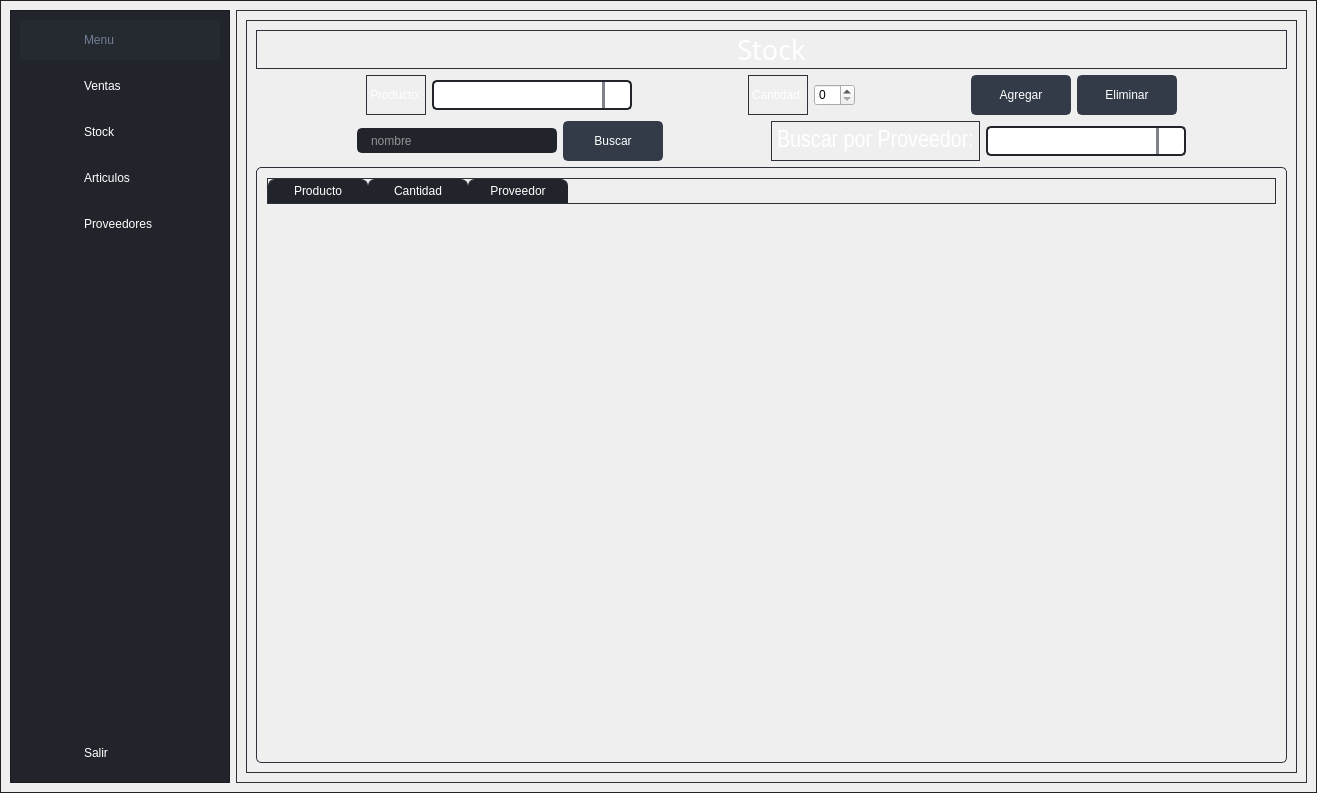
Old version of the form Views/Principal.ui in the repository Ryderd20/Gestor-Stock.
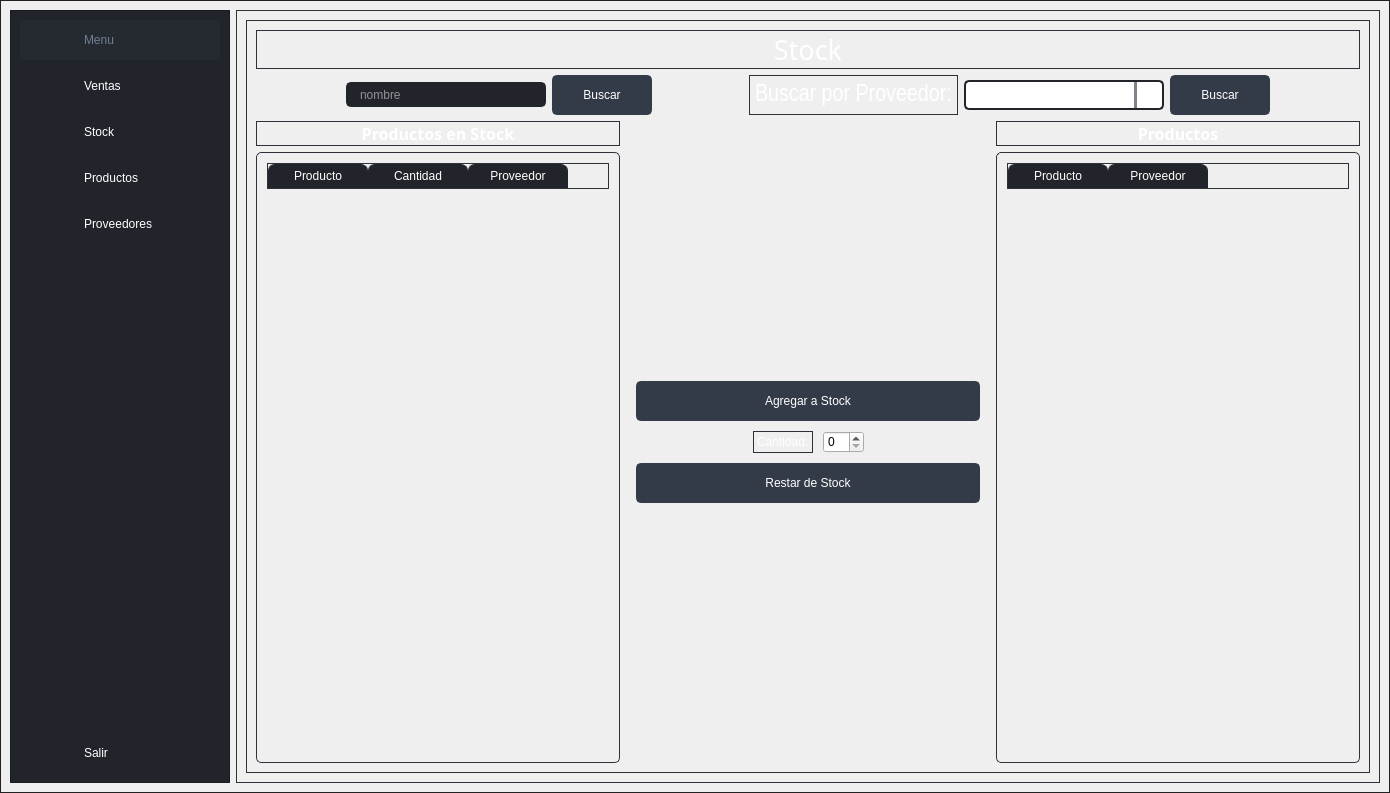
New version of the form. The open tabs and pages were chosen to show the change. Icons and pictures are not drawn.

Commit message:
Vista Stock
agrega vista stock
se remplaza articulos por productos en todo el proyecto

```diff
--- a/Views/Principal.ui
+++ b/Views/Principal.ui
@@ -9,7 +9,7 @@
    <rect>
     <x>0</x>
     <y>0</y>
-    <width>1317</width>
+    <width>1390</width>
     <height>793</height>
    </rect>
   </property>
@@ -305,7 +305,7 @@
              <cursorShape>PointingHandCursor</cursorShape>
             </property>
             <property name="text">
-             <string>Articulos</string>
+             <string>Productos</string>
             </property>
            </widget>
           </item>
@@ -641,7 +641,7 @@
              </layout>
             </widget>
             <widget class="QWidget" name="page_stock">
-             <layout class="QVBoxLayout" name="verticalLayout_2">
+             <layout class="QVBoxLayout" name="verticalLayout_6">
               <item>
                <widget class="QLabel" name="label_7">
                 <property name="font">
@@ -661,136 +661,6 @@
                 </property>
                </widget>
               </item>
-              <item>
-               <layout class="QHBoxLayout" name="horizontalLayout_34">
-                <item>
-                 <spacer name="horizontalSpacer_59">
-                  <property name="orientation">
-                   <enum>Qt::Horizontal</enum>
-                  </property>
-                  <property name="sizeHint" stdset="0">
-                   <size>
-                    <width>40</width>
-                    <height>20</height>
-                   </size>
-                  </property>
-                 </spacer>
-                </item>
-                <item>
-                 <widget class="QLabel" name="label_11">
-                  <property name="text">
-                   <string>Producto:</string>
-                  </property>
-                 </widget>
-                </item>
-                <item>
-                 <widget class="QComboBox" name="comboBox_listaProd">
-                  <property name="sizePolicy">
-                   <sizepolicy hsizetype="Expanding" vsizetype="Fixed">
-                    <horstretch>0</horstretch>
-                    <verstretch>0</verstretch>
-                   </sizepolicy>
-                  </property>
-                  <property name="minimumSize">
-                   <size>
-                    <width>200</width>
-                    <height>25</height>
-                   </size>
-                  </property>
-                  <property name="maximumSize">
-                   <size>
-                    <width>400</width>
-                    <height>16777215</height>
-                   </size>
-                  </property>
-                  <property name="styleSheet">
-                   <string notr="true">Background-color:rgb(255, 255, 255)</string>
-                  </property>
-                 </widget>
-                </item>
-                <item>
-                 <spacer name="horizontalSpacer_60">
-                  <property name="orientation">
-                   <enum>Qt::Horizontal</enum>
-                  </property>
-                  <property name="sizeHint" stdset="0">
-                   <size>
-                    <width>40</width>
-                    <height>20</height>
-                   </size>
-                  </property>
-                 </spacer>
-                </item>
-                <item>
-                 <widget class="QLabel" name="label_12">
-                  <property name="text">
-                   <string>Cantidad:</string>
-                  </property>
-                 </widget>
-                </item>
-                <item>
-                 <widget class="QSpinBox" name="cantidadProd"/>
-                </item>
-                <item>
-                 <spacer name="horizontalSpacer_61">
-                  <property name="orientation">
-                   <enum>Qt::Horizontal</enum>
-                  </property>
-                  <property name="sizeHint" stdset="0">
-                   <size>
-                    <width>40</width>
-                    <height>20</height>
-                   </size>
-                  </property>
-                 </spacer>
-                </item>
-                <item>
-                 <widget class="QPushButton" name="btn_agregar_stock">
-                  <property name="minimumSize">
-                   <size>
-                    <width>100</width>
-                    <height>40</height>
-                   </size>
-                  </property>
-                  <property name="cursor">
-                   <cursorShape>PointingHandCursor</cursorShape>
-                  </property>
-                  <property name="text">
-                   <string>Agregar</string>
-                  </property>
-                 </widget>
-                </item>
-                <item>
-                 <widget class="QPushButton" name="btn_eliminar_stock">
-                  <property name="minimumSize">
-                   <size>
-                    <width>100</width>
-                    <height>40</height>
-                   </size>
-                  </property>
-                  <property name="cursor">
-                   <cursorShape>PointingHandCursor</cursorShape>
-                  </property>
-                  <property name="text">
-                   <string>Eliminar</string>
-                  </property>
-                 </widget>
-                </item>
-                <item>
-                 <spacer name="horizontalSpacer_52">
-                  <property name="orientation">
-                   <enum>Qt::Horizontal</enum>
-                  </property>
-                  <property name="sizeHint" stdset="0">
-                   <size>
-                    <width>40</width>
-                    <height>20</height>
-                   </size>
-                  </property>
-                 </spacer>
-                </item>
-               </layout>
-              </item>
               <item>
                <layout class="QHBoxLayout" name="horizontalLayout_29">
                 <item>
@@ -892,6 +762,22 @@
                   </property>
                  </widget>
                 </item>
+                <item>
+                 <widget class="QPushButton" name="btn_buscar_prodStock_porProv">
+                  <property name="minimumSize">
+                   <size>
+                    <width>100</width>
+                    <height>40</height>
+                   </size>
+                  </property>
+                  <property name="cursor">
+                   <cursorShape>PointingHandCursor</cursorShape>
+                  </property>
+                  <property name="text">
+                   <string>Buscar</string>
+                  </property>
+                 </widget>
+                </item>
                 <item>
                  <spacer name="horizontalSpacer">
                   <property name="orientation">
@@ -908,38 +794,234 @@
                </layout>
               </item>
               <item>
-               <widget class="QTableWidget" name="table_stock">
-                <property name="minimumSize">
-                 <size>
-                  <width>0</width>
-                  <height>0</height>
-                 </size>
-                </property>
-                <property name="editTriggers">
-                 <set>QAbstractItemView::NoEditTriggers</set>
-                </property>
-                <property name="selectionMode">
-                 <enum>QAbstractItemView::SingleSelection</enum>
-                </property>
-                <property name="selectionBehavior">
-                 <enum>QAbstractItemView::SelectRows</enum>
-                </property>
-                <column>
-                 <property name="text">
-                  <string>Producto</string>
-                 </property>
-                </column>
-                <column>
-                 <property name="text">
-                  <string>Cantidad</string>
-                 </property>
-                </column>
-                <column>
-                 <property name="text">
-                  <string>Proveedor</string>
-                 </property>
-                </column>
-               </widget>
+               <layout class="QHBoxLayout" name="horizontalLayout_33">
+                <item>
+                 <layout class="QVBoxLayout" name="verticalLayout_3">
+                  <item>
+                   <widget class="QLabel" name="label_10">
+                    <property name="font">
+                     <font>
+                      <family>Arial Black</family>
+                      <pointsize>12</pointsize>
+                      <weight>75</weight>
+                      <italic>false</italic>
+                      <bold>true</bold>
+                     </font>
+                    </property>
+                    <property name="text">
+                     <string>Productos en Stock</string>
+                    </property>
+                    <property name="alignment">
+                     <set>Qt::AlignCenter</set>
+                    </property>
+                   </widget>
+                  </item>
+                  <item>
+                   <widget class="QTableWidget" name="table_stock">
+                    <property name="minimumSize">
+                     <size>
+                      <width>0</width>
+                      <height>0</height>
+                     </size>
+                    </property>
+                    <property name="editTriggers">
+                     <set>QAbstractItemView::NoEditTriggers</set>
+                    </property>
+                    <property name="selectionMode">
+                     <enum>QAbstractItemView::SingleSelection</enum>
+                    </property>
+                    <property name="selectionBehavior">
+                     <enum>QAbstractItemView::SelectRows</enum>
+                    </property>
+                    <column>
+                     <property name="text">
+                      <string>Producto</string>
+                     </property>
+                    </column>
+                    <column>
+                     <property name="text">
+                      <string>Cantidad</string>
+                     </property>
+                    </column>
+                    <column>
+                     <property name="text">
+                      <string>Proveedor</string>
+                     </property>
+                    </column>
+                   </widget>
+                  </item>
+                 </layout>
+                </item>
+                <item>
+                 <layout class="QVBoxLayout" name="verticalLayout_2">
+                  <property name="spacing">
+                   <number>10</number>
+                  </property>
+                  <property name="leftMargin">
+                   <number>10</number>
+                  </property>
+                  <property name="topMargin">
+                   <number>0</number>
+                  </property>
+                  <property name="rightMargin">
+                   <number>10</number>
+                  </property>
+                  <property name="bottomMargin">
+                   <number>0</number>
+                  </property>
+                  <item>
+                   <spacer name="verticalSpacer_2">
+                    <property name="orientation">
+                     <enum>Qt::Vertical</enum>
+                    </property>
+                    <property name="sizeHint" stdset="0">
+                     <size>
+                      <width>20</width>
+                      <height>40</height>
+                     </size>
+                    </property>
+                   </spacer>
+                  </item>
+                  <item>
+                   <widget class="QPushButton" name="btn_agregar_stock">
+                    <property name="minimumSize">
+                     <size>
+                      <width>100</width>
+                      <height>40</height>
+                     </size>
+                    </property>
+                    <property name="cursor">
+                     <cursorShape>PointingHandCursor</cursorShape>
+                    </property>
+                    <property name="text">
+                     <string>Agregar a Stock</string>
+                    </property>
+                   </widget>
+                  </item>
+                  <item>
+                   <layout class="QHBoxLayout" name="horizontalLayout_30">
+                    <item>
+                     <spacer name="horizontalSpacer_52">
+                      <property name="orientation">
+                       <enum>Qt::Horizontal</enum>
+                      </property>
+                      <property name="sizeHint" stdset="0">
+                       <size>
+                        <width>40</width>
+                        <height>20</height>
+                       </size>
+                      </property>
+                     </spacer>
+                    </item>
+                    <item>
+                     <widget class="QLabel" name="label_12">
+                      <property name="text">
+                       <string>Cantidad:</string>
+                      </property>
+                     </widget>
+                    </item>
+                    <item>
+                     <widget class="QSpinBox" name="cantidadProd"/>
+                    </item>
+                    <item>
+                     <spacer name="horizontalSpacer_53">
+                      <property name="orientation">
+                       <enum>Qt::Horizontal</enum>
+                      </property>
+                      <property name="sizeHint" stdset="0">
+                       <size>
+                        <width>40</width>
+                        <height>20</height>
+                       </size>
+                      </property>
+                     </spacer>
+                    </item>
+                   </layout>
+                  </item>
+                  <item>
+                   <widget class="QPushButton" name="btn_eliminar_stock">
+                    <property name="minimumSize">
+                     <size>
+                      <width>100</width>
+                      <height>40</height>
+                     </size>
+                    </property>
+                    <property name="cursor">
+                     <cursorShape>PointingHandCursor</cursorShape>
+                    </property>
+                    <property name="text">
+                     <string>Restar de Stock</string>
+                    </property>
+                   </widget>
+                  </item>
+                  <item>
+                   <spacer name="verticalSpacer">
+                    <property name="orientation">
+                     <enum>Qt::Vertical</enum>
+                    </property>
+                    <property name="sizeHint" stdset="0">
+                     <size>
+                      <width>20</width>
+                      <height>40</height>
+                     </size>
+                    </property>
+                   </spacer>
+                  </item>
+                 </layout>
+                </item>
+                <item>
+                 <layout class="QVBoxLayout" name="verticalLayout_4">
+                  <item>
+                   <widget class="QLabel" name="label_8">
+                    <property name="font">
+                     <font>
+                      <family>Arial Black</family>
+                      <pointsize>12</pointsize>
+                      <weight>75</weight>
+                      <italic>false</italic>
+                      <bold>true</bold>
+                     </font>
+                    </property>
+                    <property name="text">
+                     <string>Productos</string>
+                    </property>
+                    <property name="alignment">
+                     <set>Qt::AlignCenter</set>
+                    </property>
+                   </widget>
+                  </item>
+                  <item>
+                   <widget class="QTableWidget" name="table_stock_listaProductos">
+                    <property name="minimumSize">
+                     <size>
+                      <width>0</width>
+                      <height>0</height>
+                     </size>
+                    </property>
+                    <property name="editTriggers">
+                     <set>QAbstractItemView::NoEditTriggers</set>
+                    </property>
+                    <property name="selectionMode">
+                     <enum>QAbstractItemView::SingleSelection</enum>
+                    </property>
+                    <property name="selectionBehavior">
+                     <enum>QAbstractItemView::SelectRows</enum>
+                    </property>
+                    <column>
+                     <property name="text">
+                      <string>Producto</string>
+                     </property>
+                    </column>
+                    <column>
+                     <property name="text">
+                      <string>Proveedor</string>
+                     </property>
+                    </column>
+                   </widget>
+                  </item>
+                 </layout>
+                </item>
+               </layout>
               </item>
              </layout>
             </widget>
```
Left out of the diff: 201 changed lines with no effect on the pictures. The commit also changes 8 other files.
